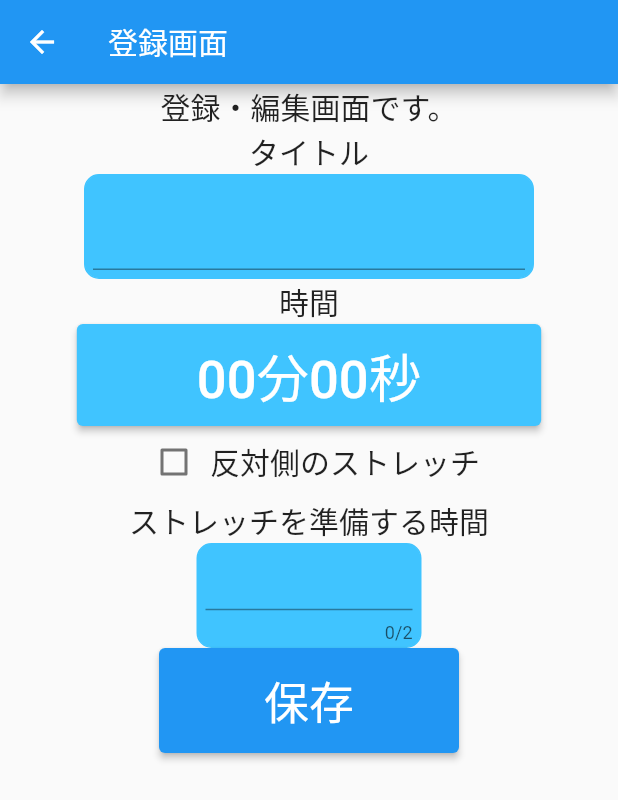
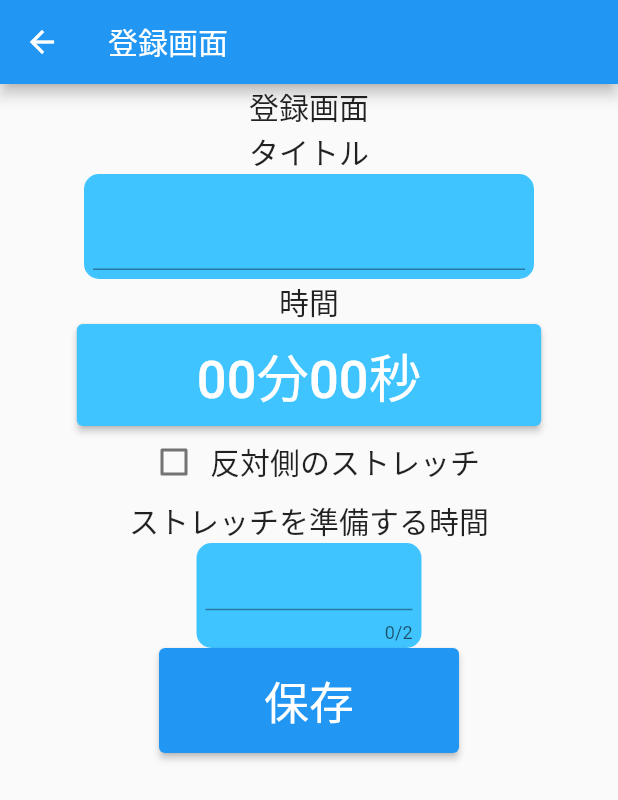
Before and after one commit to yousetsu/simplestretchtimer, a Flutter app: the StretchScreen screen opened directly, on a phone screen of 412 x 824 dp. Shown: the top 800 px of the screen. Run offline on Flutter 3.47's test engine with Material 2 defaults, Android fonts, the phone set to English and light mode, and no system bars; our stand-ins replace sqflite; missing offline and left inert: flutter_beep, flutter_picker; accounts and stored records are empty; statements that could not run were skipped.

Commit message:
モードによって登録、編集を切り替える

```diff
--- a/lib/stretch.dart
+++ b/lib/stretch.dart
@@ -49,7 +49,7 @@ class _StretchScreenState extends State<StretchScreen> {
               mainAxisAlignment: MainAxisAlignment.center,
               children:  <Widget>[
 
-                Text('登録・編集画面です。',style:TextStyle(fontSize: 20.0)),
+                Text(title,style:TextStyle(fontSize: 20.0)),
 
                 Text('タイトル',style:TextStyle(fontSize: 20.0)),
                 Container(
```
